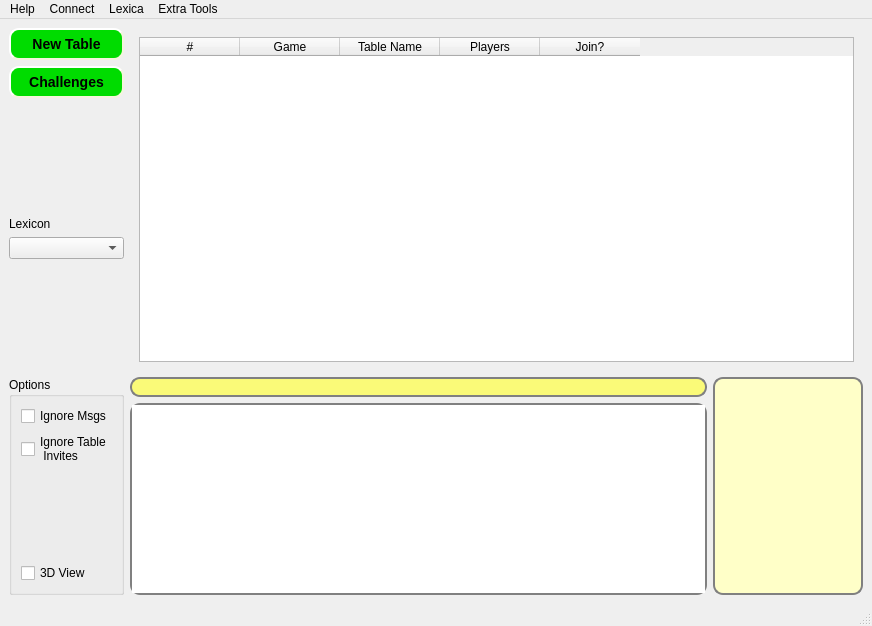
Above: aerolith/trunk/src/aerolithclient/mainwindow.ui from domino14/aerolithdesktop before the change. Below: the same form after it.
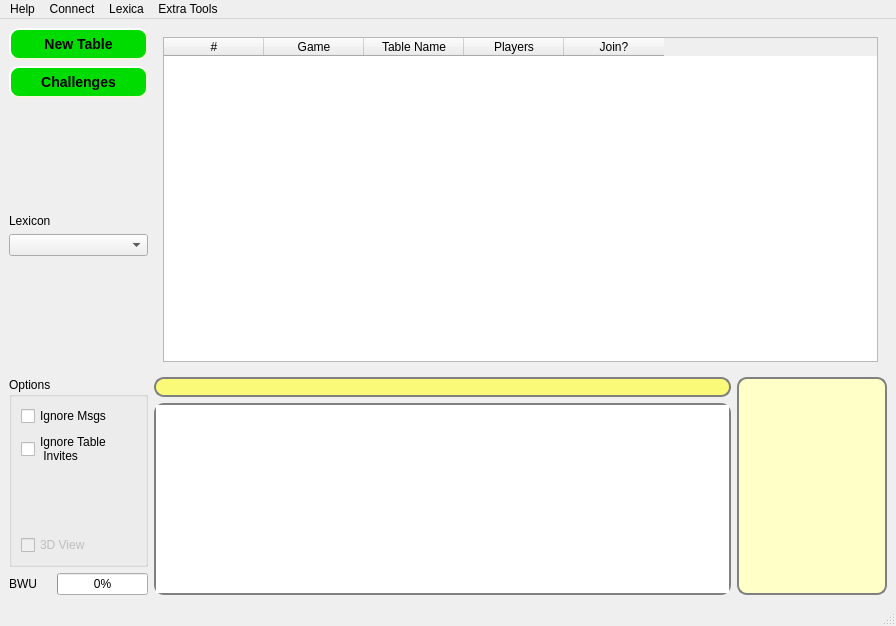
That is the form after the change. Custom widgets are drawn as their Qt base class.

Commit message: adding bandwidth limiting. this will help prevent abuse, hopefully, that may occur from being able to upload arbitrary lists. also trying to implement some rudimentary list memory system. should do bandwidth limiting by IP probably. should also keep a log of bandwidth usage by user every day, to make sure no one is messing around.

Diff of the .ui file:
```diff
--- a/aerolith/trunk/src/aerolithclient/mainwindow.ui
+++ b/aerolith/trunk/src/aerolithclient/mainwindow.ui
@@ -6,7 +6,7 @@
    <rect>
     <x>0</x>
     <y>0</y>
-    <width>863</width>
+    <width>890</width>
     <height>626</height>
    </rect>
   </property>
@@ -51,7 +51,7 @@
       </property>
      </widget>
     </item>
-    <item row="0" column="2" rowspan="6">
+    <item row="0" column="2" rowspan="9">
      <widget class="QStackedWidget" name="stackedWidget">
       <property name="currentIndex">
        <number>0</number>
@@ -170,47 +170,21 @@
       </property>
      </widget>
     </item>
-    <item row="2" column="1">
-     <spacer>
-      <property name="orientation">
-       <enum>Qt::Vertical</enum>
-      </property>
-      <property name="sizeHint" stdset="0">
-       <size>
-        <width>20</width>
-        <height>40</height>
-       </size>
-      </property>
-     </spacer>
-    </item>
-    <item row="3" column="0">
+    <item row="4" column="0">
      <widget class="QLabel" name="label_5">
       <property name="text">
        <string>Lexicon</string>
       </property>
      </widget>
     </item>
-    <item row="4" column="0" colspan="2">
+    <item row="5" column="0" colspan="2">
      <widget class="QComboBox" name="comboBoxLexicon">
       <property name="focusPolicy">
        <enum>Qt::NoFocus</enum>
       </property>
      </widget>
     </item>
-    <item row="5" column="1">
-     <spacer name="verticalSpacer">
-      <property name="orientation">
-       <enum>Qt::Vertical</enum>
-      </property>
-      <property name="sizeHint" stdset="0">
-       <size>
-        <width>20</width>
-        <height>40</height>
-       </size>
-      </property>
-     </spacer>
-    </item>
-    <item row="6" column="0" colspan="2">
+    <item row="9" column="0" colspan="2">
      <widget class="QGroupBox" name="groupBox">
       <property name="title">
        <string>Options</string>
@@ -246,6 +220,9 @@
        </item>
        <item>
         <widget class="QCheckBox" name="checkBox3DView">
+         <property name="enabled">
+          <bool>false</bool>
+         </property>
          <property name="text">
           <string>3D View</string>
          </property>
@@ -254,7 +231,7 @@
       </layout>
      </widget>
     </item>
-    <item row="6" column="2">
+    <item row="9" column="2" rowspan="2">
      <layout class="QGridLayout" name="gridLayout">
       <property name="sizeConstraint">
        <enum>QLayout::SetDefaultConstraint</enum>
@@ -320,6 +297,46 @@
       </item>
      </layout>
     </item>
+    <item row="10" column="0">
+     <widget class="QLabel" name="label">
+      <property name="text">
+       <string>BWU</string>
+      </property>
+     </widget>
+    </item>
+    <item row="10" column="1">
+     <widget class="QProgressBar" name="progressBarBandwidthUsage">
+      <property name="value">
+       <number>0</number>
+      </property>
+     </widget>
+    </item>
+    <item row="6" column="0">
+     <spacer name="verticalSpacer">
+      <property name="orientation">
+       <enum>Qt::Vertical</enum>
+      </property>
+      <property name="sizeHint" stdset="0">
+       <size>
+        <width>20</width>
+        <height>40</height>
+       </size>
+      </property>
+     </spacer>
+    </item>
+    <item row="3" column="0">
+     <spacer>
+      <property name="orientation">
+       <enum>Qt::Vertical</enum>
+      </property>
+      <property name="sizeHint" stdset="0">
+       <size>
+        <width>20</width>
+        <height>40</height>
+       </size>
+      </property>
+     </spacer>
+    </item>
    </layout>
   </widget>
   <widget class="QMenuBar" name="menubar">
@@ -327,8 +344,8 @@
     <rect>
      <x>0</x>
      <y>0</y>
-     <width>863</width>
-     <height>21</height>
+     <width>890</width>
+     <height>25</height>
     </rect>
    </property>
    <widget class="QMenu" name="menuHelp">
```
The commit also changes 11 other files.
